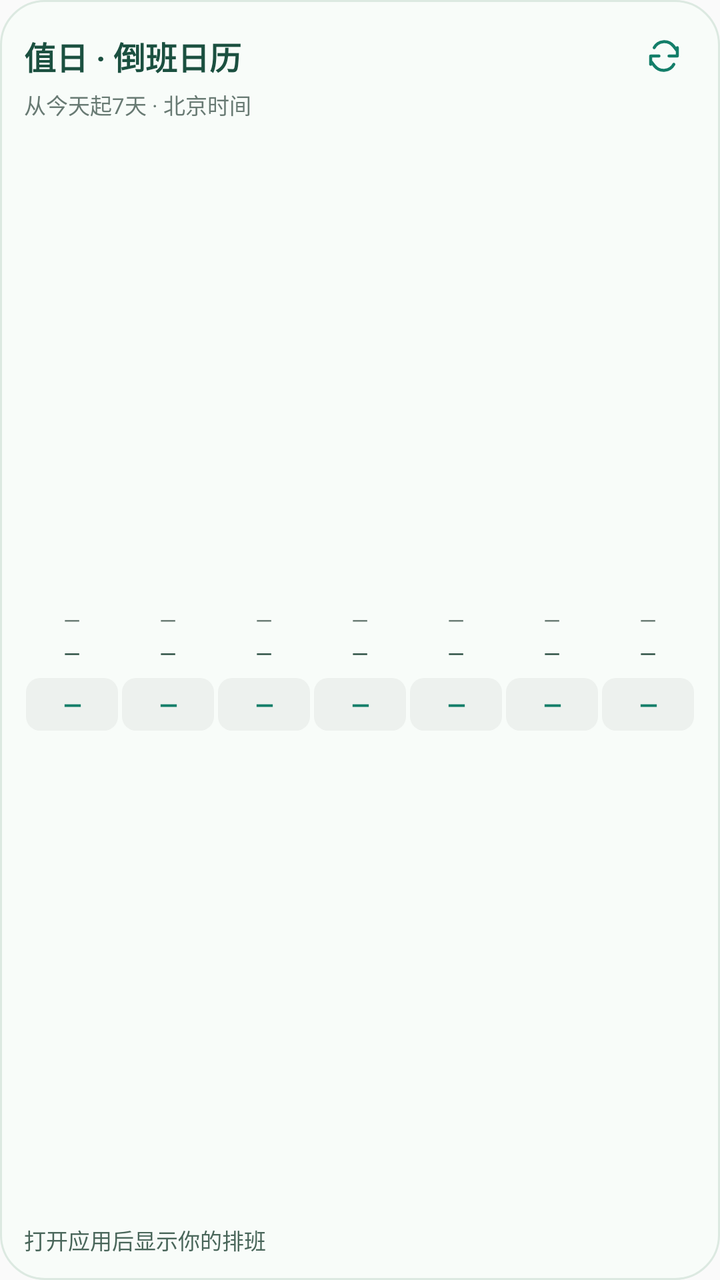
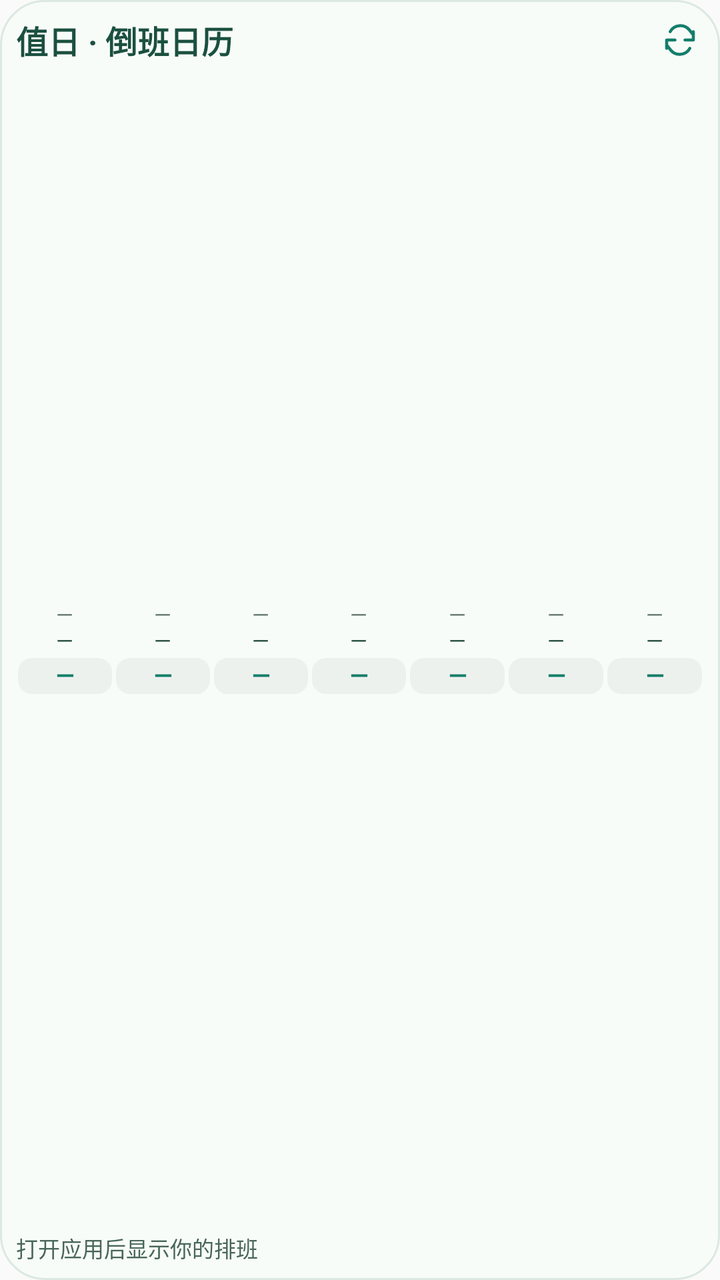

The first picture is an Android layout as it rendered before a commit; the second is the same layout after the commit. The layout source and the unified diff follow.
<!-- AndroidManifest.xml: application theme AppTheme -->
<!-- res/layout/shift_widget.xml -->
<?xml version="1.0" encoding="utf-8"?>
<LinearLayout xmlns:android="http://schemas.android.com/apk/res/android" android:id="@+id/widget_root" android:layout_width="match_parent" android:layout_height="match_parent" android:orientation="vertical" android:padding="12dp" android:background="@drawable/widget_background">
    <LinearLayout android:layout_width="match_parent" android:layout_height="32dp" android:gravity="center_vertical" android:orientation="horizontal">
        <TextView android:id="@+id/widget_title" android:layout_width="0dp" android:layout_height="wrap_content" android:layout_weight="1" android:text="@string/widget_title" android:textColor="#1B5040" android:textSize="16sp" android:textStyle="bold" android:maxLines="1" android:ellipsize="end"/>
        <ImageButton android:id="@+id/widget_refresh" android:layout_width="32dp" android:layout_height="32dp" android:padding="6dp" android:src="@drawable/widget_refresh" android:background="@android:color/transparent" android:contentDescription="@string/widget_refresh"/>
    </LinearLayout>
    <TextView android:layout_width="match_parent" android:layout_height="wrap_content" android:text="@string/widget_subtitle" android:textColor="#687A73" android:textSize="11sp" android:maxLines="1"/>
    <LinearLayout android:id="@+id/widget_days" android:layout_width="match_parent" android:layout_height="0dp" android:layout_weight="1" android:orientation="horizontal" android:gravity="center_vertical" android:baselineAligned="false">
        <LinearLayout android:layout_width="0dp" android:layout_height="wrap_content" android:layout_weight="1" android:orientation="vertical" android:gravity="center" android:layout_marginLeft="1dp" android:layout_marginRight="1dp">
            <TextView android:id="@+id/widget_week_0" android:layout_width="match_parent" android:layout_height="wrap_content" android:gravity="center" android:text="@string/widget_dash" android:textColor="#687A73" android:textSize="11sp" android:maxLines="1"/>
            <TextView android:id="@+id/widget_date_0" android:layout_width="match_parent" android:layout_height="wrap_content" android:layout_marginTop="2dp" android:gravity="center" android:text="@string/widget_dash" android:textColor="#284D40" android:textSize="11sp" android:maxLines="1"/>
            <TextView android:id="@+id/widget_shift_0" android:layout_width="match_parent" android:layout_height="wrap_content" android:layout_marginTop="5dp" android:paddingTop="5dp" android:paddingBottom="5dp" android:gravity="center" android:text="@string/widget_dash" android:textColor="#137E69" android:textStyle="bold" android:textSize="12sp" android:maxLines="1" android:background="@drawable/widget_badge_empty"/>
        </LinearLayout>
        <LinearLayout android:layout_width="0dp" android:layout_height="wrap_content" android:layout_weight="1" android:orientation="vertical" android:gravity="center" android:layout_marginLeft="1dp" android:layout_marginRight="1dp">
            <TextView android:id="@+id/widget_week_1" android:layout_width="match_parent" android:layout_height="wrap_content" android:gravity="center" android:text="@string/widget_dash" android:textColor="#687A73" android:textSize="11sp" android:maxLines="1"/>
            <TextView android:id="@+id/widget_date_1" android:layout_width="match_parent" android:layout_height="wrap_content" android:layout_marginTop="2dp" android:gravity="center" android:text="@string/widget_dash" android:textColor="#284D40" android:textSize="11sp" android:maxLines="1"/>
            <TextView android:id="@+id/widget_shift_1" android:layout_width="match_parent" android:layout_height="wrap_content" android:layout_marginTop="5dp" android:paddingTop="5dp" android:paddingBottom="5dp" android:gravity="center" android:text="@string/widget_dash" android:textColor="#137E69" android:textStyle="bold" android:textSize="12sp" android:maxLines="1" android:background="@drawable/widget_badge_empty"/>
        </LinearLayout>
        <LinearLayout android:layout_width="0dp" android:layout_height="wrap_content" android:layout_weight="1" android:orientation="vertical" android:gravity="center" android:layout_marginLeft="1dp" android:layout_marginRight="1dp">
            <TextView android:id="@+id/widget_week_2" android:layout_width="match_parent" android:layout_height="wrap_content" android:gravity="center" android:text="@string/widget_dash" android:textColor="#687A73" android:textSize="11sp" android:maxLines="1"/>
            <TextView android:id="@+id/widget_date_2" android:layout_width="match_parent" android:layout_height="wrap_content" android:layout_marginTop="2dp" android:gravity="center" android:text="@string/widget_dash" android:textColor="#284D40" android:textSize="11sp" android:maxLines="1"/>
            <TextView android:id="@+id/widget_shift_2" android:layout_width="match_parent" android:layout_height="wrap_content" android:layout_marginTop="5dp" android:paddingTop="5dp" android:paddingBottom="5dp" android:gravity="center" android:text="@string/widget_dash" android:textColor="#137E69" android:textStyle="bold" android:textSize="12sp" android:maxLines="1" android:background="@drawable/widget_badge_empty"/>
        </LinearLayout>
        <LinearLayout android:layout_width="0dp" android:layout_height="wrap_content" android:layout_weight="1" android:orientation="vertical" android:gravity="center" android:layout_marginLeft="1dp" android:layout_marginRight="1dp">
            <TextView android:id="@+id/widget_week_3" android:layout_width="match_parent" android:layout_height="wrap_content" android:gravity="center" android:text="@string/widget_dash" android:textColor="#687A73" android:textSize="11sp" android:maxLines="1"/>
            <TextView android:id="@+id/widget_date_3" android:layout_width="match_parent" android:layout_height="wrap_content" android:layout_marginTop="2dp" android:gravity="center" android:text="@string/widget_dash" android:textColor="#284D40" android:textSize="11sp" android:maxLines="1"/>
            <TextView android:id="@+id/widget_shift_3" android:layout_width="match_parent" android:layout_height="wrap_content" android:layout_marginTop="5dp" android:paddingTop="5dp" android:paddingBottom="5dp" android:gravity="center" android:text="@string/widget_dash" android:textColor="#137E69" android:textStyle="bold" android:textSize="12sp" android:maxLines="1" android:background="@drawable/widget_badge_empty"/>
        </LinearLayout>
        <LinearLayout android:layout_width="0dp" android:layout_height="wrap_content" android:layout_weight="1" android:orientation="vertical" android:gravity="center" android:layout_marginLeft="1dp" android:layout_marginRight="1dp">
            <TextView android:id="@+id/widget_week_4" android:layout_width="match_parent" android:layout_height="wrap_content" android:gravity="center" android:text="@string/widget_dash" android:textColor="#687A73" android:textSize="11sp" android:maxLines="1"/>
            <TextView android:id="@+id/widget_date_4" android:layout_width="match_parent" android:layout_height="wrap_content" android:layout_marginTop="2dp" android:gravity="center" android:text="@string/widget_dash" android:textColor="#284D40" android:textSize="11sp" android:maxLines="1"/>
            <TextView android:id="@+id/widget_shift_4" android:layout_width="match_parent" android:layout_height="wrap_content" android:layout_marginTop="5dp" android:paddingTop="5dp" android:paddingBottom="5dp" android:gravity="center" android:text="@string/widget_dash" android:textColor="#137E69" android:textStyle="bold" android:textSize="12sp" android:maxLines="1" android:background="@drawable/widget_badge_empty"/>
        </LinearLayout>
        <LinearLayout android:layout_width="0dp" android:layout_height="wrap_content" android:layout_weight="1" android:orientation="vertical" android:gravity="center" android:layout_marginLeft="1dp" android:layout_marginRight="1dp">
            <TextView android:id="@+id/widget_week_5" android:layout_width="match_parent" android:layout_height="wrap_content" android:gravity="center" android:text="@string/widget_dash" android:textColor="#687A73" android:textSize="11sp" android:maxLines="1"/>
            <TextView android:id="@+id/widget_date_5" android:layout_width="match_parent" android:layout_height="wrap_content" android:layout_marginTop="2dp" android:gravity="center" android:text="@string/widget_dash" android:textColor="#284D40" android:textSize="11sp" android:maxLines="1"/>
            <TextView android:id="@+id/widget_shift_5" android:layout_width="match_parent" android:layout_height="wrap_content" android:layout_marginTop="5dp" android:paddingTop="5dp" android:paddingBottom="5dp" android:gravity="center" android:text="@string/widget_dash" android:textColor="#137E69" android:textStyle="bold" android:textSize="12sp" android:maxLines="1" android:background="@drawable/widget_badge_empty"/>
        </LinearLayout>
        <LinearLayout android:layout_width="0dp" android:layout_height="wrap_content" android:layout_weight="1" android:orientation="vertical" android:gravity="center" android:layout_marginLeft="1dp" android:layout_marginRight="1dp">
            <TextView android:id="@+id/widget_week_6" android:layout_width="match_parent" android:layout_height="wrap_content" android:gravity="center" android:text="@string/widget_dash" android:textColor="#687A73" android:textSize="11sp" android:maxLines="1"/>
            <TextView android:id="@+id/widget_date_6" android:layout_width="match_parent" android:layout_height="wrap_content" android:layout_marginTop="2dp" android:gravity="center" android:text="@string/widget_dash" android:textColor="#284D40" android:textSize="11sp" android:maxLines="1"/>
            <TextView android:id="@+id/widget_shift_6" android:layout_width="match_parent" android:layout_height="wrap_content" android:layout_marginTop="5dp" android:paddingTop="5dp" android:paddingBottom="5dp" android:gravity="center" android:text="@string/widget_dash" android:textColor="#137E69" android:textStyle="bold" android:textSize="12sp" android:maxLines="1" android:background="@drawable/widget_badge_empty"/>
        </LinearLayout>
    </LinearLayout>
    <TextView android:id="@+id/widget_empty" android:layout_width="match_parent" android:layout_height="0dp" android:layout_weight="1" android:gravity="center" android:text="@string/widget_empty" android:textColor="#687A73" android:textSize="13sp" android:visibility="gone"/>
    <TextView android:id="@+id/widget_detail" android:layout_width="match_parent" android:layout_height="wrap_content" android:layout_marginTop="4dp" android:text="@string/widget_detail" android:textColor="#49665A" android:textSize="11sp" android:maxLines="2" android:ellipsize="end"/>
</LinearLayout>
<!-- resources referenced by this layout -->
<resources>
  <!-- drawable widget_background (drawable) -->
  <?xml version="1.0" encoding="utf-8"?>
  <shape xmlns:android="http://schemas.android.com/apk/res/android">
      <solid android:color="#F8FCF9"/>
      <corners android:radius="22dp"/>
      <stroke android:width="1dp" android:color="#DCE9E1"/>
  </shape>
  <!-- drawable widget_badge_empty (drawable) -->
  <?xml version="1.0" encoding="utf-8"?>
  <shape xmlns:android="http://schemas.android.com/apk/res/android"><solid android:color="#EDF1EE"/><corners android:radius="7dp"/></shape>
  <!-- drawable widget_refresh (drawable) -->
  <vector xmlns:android="http://schemas.android.com/apk/res/android" android:width="20dp" android:height="20dp" android:viewportWidth="24" android:viewportHeight="24">
      <path android:pathData="M20,7v5h-5M4,17v-5h5M6.1,7a7,7 0,0 1,11.55 -1L20,9M4,15l2.35,3A7,7 0,0 0,17.9 17" android:strokeColor="#137E69" android:strokeWidth="1.8" android:strokeLineCap="round" android:strokeLineJoin="round" android:fillColor="@android:color/transparent"/>
  </vector>
  <string name="widget_dash">—</string>
  <string name="widget_detail">打开应用后显示你的排班</string>
  <string name="widget_empty">还没有班组\n打开值日，同步你的倒班日历</string>
  <string name="widget_refresh">刷新桌面排班</string>
  <string name="widget_subtitle">从今天起7天 · 北京时间</string>
  <string name="widget_title">值日 · 倒班日历</string>
  <style name="AppTheme" parent="Theme.AppCompat.Light.DarkActionBar">
          
          <item name="colorPrimary">@color/colorPrimary</item>
          <item name="colorPrimaryDark">@color/colorPrimaryDark</item>
          <item name="colorAccent">@color/colorAccent</item>
      </style>
</resources>

<!-- the commit's change to res/layout/shift_widget.xml (unified diff, before → after) -->
@@ -1,47 +1,46 @@
 <?xml version="1.0" encoding="utf-8"?>
-<LinearLayout xmlns:android="http://schemas.android.com/apk/res/android" android:id="@+id/widget_root" android:layout_width="match_parent" android:layout_height="match_parent" android:orientation="vertical" android:padding="12dp" android:background="@drawable/widget_background">
-    <LinearLayout android:layout_width="match_parent" android:layout_height="32dp" android:gravity="center_vertical" android:orientation="horizontal">
-        <TextView android:id="@+id/widget_title" android:layout_width="0dp" android:layout_height="wrap_content" android:layout_weight="1" android:text="@string/widget_title" android:textColor="#1B5040" android:textSize="16sp" android:textStyle="bold" android:maxLines="1" android:ellipsize="end"/>
-        <ImageButton android:id="@+id/widget_refresh" android:layout_width="32dp" android:layout_height="32dp" android:padding="6dp" android:src="@drawable/widget_refresh" android:background="@android:color/transparent" android:contentDescription="@string/widget_refresh"/>
+<LinearLayout xmlns:android="http://schemas.android.com/apk/res/android" android:id="@+id/widget_root" android:layout_width="match_parent" android:layout_height="match_parent" android:orientation="vertical" android:padding="8dp" android:background="@drawable/widget_background">
+  <LinearLayout android:layout_width="match_parent" android:layout_height="24dp" android:gravity="center_vertical" android:orientation="horizontal">
+    <TextView android:id="@+id/widget_title" android:layout_width="0dp" android:layout_height="wrap_content" android:layout_weight="1" android:text="@string/widget_title" android:textColor="#1B5040" android:textSize="16sp" android:textStyle="bold" android:maxLines="1" android:ellipsize="end" android:includeFontPadding="false" />
+    <ImageButton android:id="@+id/widget_refresh" android:layout_width="24dp" android:layout_height="24dp" android:padding="3dp" android:src="@drawable/widget_refresh" android:background="@android:color/transparent" android:contentDescription="@string/widget_refresh" />
+  </LinearLayout>
+  <LinearLayout android:id="@+id/widget_days" android:layout_width="match_parent" android:layout_height="0dp" android:layout_weight="1" android:orientation="horizontal" android:gravity="center_vertical" android:baselineAligned="false">
+    <LinearLayout android:layout_width="0dp" android:layout_height="wrap_content" android:layout_weight="1" android:orientation="vertical" android:gravity="center" android:layout_marginLeft="1dp" android:layout_marginRight="1dp">
+      <TextView android:id="@+id/widget_week_0" android:layout_width="match_parent" android:layout_height="wrap_content" android:gravity="center" android:text="@string/widget_dash" android:textColor="#687A73" android:textSize="11sp" android:maxLines="1" android:includeFontPadding="false" />
+      <TextView android:id="@+id/widget_date_0" android:layout_width="match_parent" android:layout_height="wrap_content" android:layout_marginTop="0dp" android:gravity="center" android:text="@string/widget_dash" android:textColor="#284D40" android:textSize="11sp" android:maxLines="1" android:includeFontPadding="false" />
+      <TextView android:id="@+id/widget_shift_0" android:layout_width="match_parent" android:layout_height="wrap_content" android:layout_marginTop="2dp" android:paddingTop="2dp" android:paddingBottom="2dp" android:gravity="center" android:text="@string/widget_dash" android:textColor="#137E69" android:textStyle="bold" android:textSize="12sp" android:maxLines="1" android:background="@drawable/widget_badge_empty" android:includeFontPadding="false" />
     </LinearLayout>
-    <TextView android:layout_width="match_parent" android:layout_height="wrap_content" android:text="@string/widget_subtitle" android:textColor="#687A73" android:textSize="11sp" android:maxLines="1"/>
-    <LinearLayout android:id="@+id/widget_days" android:layout_width="match_parent" android:layout_height="0dp" android:layout_weight="1" android:orientation="horizontal" android:gravity="center_vertical" android:baselineAligned="false">
-        <LinearLayout android:layout_width="0dp" android:layout_height="wrap_content" android:layout_weight="1" android:orientation="vertical" android:gravity="center" android:layout_marginLeft="1dp" android:layout_marginRight="1dp">
-            <TextView android:id="@+id/widget_week_0" android:layout_width="match_parent" android:layout_height="wrap_content" android:gravity="center" android:text="@string/widget_dash" android:textColor="#687A73" android:textSize="11sp" android:maxLines="1"/>
-            <TextView android:id="@+id/widget_date_0" android:layout_width="match_parent" android:layout_height="wrap_content" android:layout_marginTop="2dp" android:gravity="center" android:text="@string/widget_dash" android:textColor="#284D40" android:textSize="11sp" android:maxLines="1"/>
-            <TextView android:id="@+id/widget_shift_0" android:layout_width="match_parent" android:layout_height="wrap_content" android:layout_marginTop="5dp" android:paddingTop="5dp" android:paddingBottom="5dp" android:gravity="center" android:text="@string/widget_dash" android:textColor="#137E69" android:textStyle="bold" android:textSize="12sp" android:maxLines="1" android:background="@drawable/widget_badge_empty"/>
-        </LinearLayout>
-        <LinearLayout android:layout_width="0dp" android:layout_height="wrap_content" android:layout_weight="1" android:orientation="vertical" android:gravity="center" android:layout_marginLeft="1dp" android:layout_marginRight="1dp">
-            <TextView android:id="@+id/widget_week_1" android:layout_width="match_parent" android:layout_height="wrap_content" android:gravity="center" android:text="@string/widget_dash" android:textColor="#687A73" android:textSize="11sp" android:maxLines="1"/>
-            <TextView android:id="@+id/widget_date_1" android:layout_width="match_parent" android:layout_height="wrap_content" android:layout_marginTop="2dp" android:gravity="center" android:text="@string/widget_dash" android:textColor="#284D40" android:textSize="11sp" android:maxLines="1"/>
-            <TextView android:id="@+id/widget_shift_1" android:layout_width="match_parent" android:layout_height="wrap_content" android:layout_marginTop="5dp" android:paddingTop="5dp" android:paddingBottom="5dp" android:gravity="center" android:text="@string/widget_dash" android:textColor="#137E69" android:textStyle="bold" android:textSize="12sp" android:maxLines="1" android:background="@drawable/widget_badge_empty"/>
-        </LinearLayout>
-        <LinearLayout android:layout_width="0dp" android:layout_height="wrap_content" android:layout_weight="1" android:orientation="vertical" android:gravity="center" android:layout_marginLeft="1dp" android:layout_marginRight="1dp">
-            <TextView android:id="@+id/widget_week_2" android:layout_width="match_parent" android:layout_height="wrap_content" android:gravity="center" android:text="@string/widget_dash" android:textColor="#687A73" android:textSize="11sp" android:maxLines="1"/>
-            <TextView android:id="@+id/widget_date_2" android:layout_width="match_parent" android:layout_height="wrap_content" android:layout_marginTop="2dp" android:gravity="center" android:text="@string/widget_dash" android:textColor="#284D40" android:textSize="11sp" android:maxLines="1"/>
-            <TextView android:id="@+id/widget_shift_2" android:layout_width="match_parent" android:layout_height="wrap_content" android:layout_marginTop="5dp" android:paddingTop="5dp" android:paddingBottom="5dp" android:gravity="center" android:text="@string/widget_dash" android:textColor="#137E69" android:textStyle="bold" android:textSize="12sp" android:maxLines="1" android:background="@drawable/widget_badge_empty"/>
-        </LinearLayout>
-        <LinearLayout android:layout_width="0dp" android:layout_height="wrap_content" android:layout_weight="1" android:orientation="vertical" android:gravity="center" android:layout_marginLeft="1dp" android:layout_marginRight="1dp">
-            <TextView android:id="@+id/widget_week_3" android:layout_width="match_parent" android:layout_height="wrap_content" android:gravity="center" android:text="@string/widget_dash" android:textColor="#687A73" android:textSize="11sp" android:maxLines="1"/>
-            <TextView android:id="@+id/widget_date_3" android:layout_width="match_parent" android:layout_height="wrap_content" android:layout_marginTop="2dp" android:gravity="center" android:text="@string/widget_dash" android:textColor="#284D40" android:textSize="11sp" android:maxLines="1"/>
-            <TextView android:id="@+id/widget_shift_3" android:layout_width="match_parent" android:layout_height="wrap_content" android:layout_marginTop="5dp" android:paddingTop="5dp" android:paddingBottom="5dp" android:gravity="center" android:text="@string/widget_dash" android:textColor="#137E69" android:textStyle="bold" android:textSize="12sp" android:maxLines="1" android:background="@drawable/widget_badge_empty"/>
-        </LinearLayout>
-        <LinearLayout android:layout_width="0dp" android:layout_height="wrap_content" android:layout_weight="1" android:orientation="vertical" android:gravity="center" android:layout_marginLeft="1dp" android:layout_marginRight="1dp">
-            <TextView android:id="@+id/widget_week_4" android:layout_width="match_parent" android:layout_height="wrap_content" android:gravity="center" android:text="@string/widget_dash" android:textColor="#687A73" android:textSize="11sp" android:maxLines="1"/>
-            <TextView android:id="@+id/widget_date_4" android:layout_width="match_parent" android:layout_height="wrap_content" android:layout_marginTop="2dp" android:gravity="center" android:text="@string/widget_dash" android:textColor="#284D40" android:textSize="11sp" android:maxLines="1"/>
-            <TextView android:id="@+id/widget_shift_4" android:layout_width="match_parent" android:layout_height="wrap_content" android:layout_marginTop="5dp" android:paddingTop="5dp" android:paddingBottom="5dp" android:gravity="center" android:text="@string/widget_dash" android:textColor="#137E69" android:textStyle="bold" android:textSize="12sp" android:maxLines="1" android:background="@drawable/widget_badge_empty"/>
-        </LinearLayout>
-        <LinearLayout android:layout_width="0dp" android:layout_height="wrap_content" android:layout_weight="1" android:orientation="vertical" android:gravity="center" android:layout_marginLeft="1dp" android:layout_marginRight="1dp">
-            <TextView android:id="@+id/widget_week_5" android:layout_width="match_parent" android:layout_height="wrap_content" android:gravity="center" android:text="@string/widget_dash" android:textColor="#687A73" android:textSize="11sp" android:maxLines="1"/>
-            <TextView android:id="@+id/widget_date_5" android:layout_width="match_parent" android:layout_height="wrap_content" android:layout_marginTop="2dp" android:gravity="center" android:text="@string/widget_dash" android:textColor="#284D40" android:textSize="11sp" android:maxLines="1"/>
-            <TextView android:id="@+id/widget_shift_5" android:layout_width="match_parent" android:layout_height="wrap_content" android:layout_marginTop="5dp" android:paddingTop="5dp" android:paddingBottom="5dp" android:gravity="center" android:text="@string/widget_dash" android:textColor="#137E69" android:textStyle="bold" android:textSize="12sp" android:maxLines="1" android:background="@drawable/widget_badge_empty"/>
-        </LinearLayout>
-        <LinearLayout android:layout_width="0dp" android:layout_height="wrap_content" android:layout_weight="1" android:orientation="vertical" android:gravity="center" android:layout_marginLeft="1dp" android:layout_marginRight="1dp">
-            <TextView android:id="@+id/widget_week_6" android:layout_width="match_parent" android:layout_height="wrap_content" android:gravity="center" android:text="@string/widget_dash" android:textColor="#687A73" android:textSize="11sp" android:maxLines="1"/>
-            <TextView android:id="@+id/widget_date_6" android:layout_width="match_parent" android:layout_height="wrap_content" android:layout_marginTop="2dp" android:gravity="center" android:text="@string/widget_dash" android:textColor="#284D40" android:textSize="11sp" android:maxLines="1"/>
-            <TextView android:id="@+id/widget_shift_6" android:layout_width="match_parent" android:layout_height="wrap_content" android:layout_marginTop="5dp" android:paddingTop="5dp" android:paddingBottom="5dp" android:gravity="center" android:text="@string/widget_dash" android:textColor="#137E69" android:textStyle="bold" android:textSize="12sp" android:maxLines="1" android:background="@drawable/widget_badge_empty"/>
-        </LinearLayout>
+    <LinearLayout android:layout_width="0dp" android:layout_height="wrap_content" android:layout_weight="1" android:orientation="vertical" android:gravity="center" android:layout_marginLeft="1dp" android:layout_marginRight="1dp">
+      <TextView android:id="@+id/widget_week_1" android:layout_width="match_parent" android:layout_height="wrap_content" android:gravity="center" android:text="@string/widget_dash" android:textColor="#687A73" android:textSize="11sp" android:maxLines="1" android:includeFontPadding="false" />
+      <TextView android:id="@+id/widget_date_1" android:layout_width="match_parent" android:layout_height="wrap_content" android:layout_marginTop="0dp" android:gravity="center" android:text="@string/widget_dash" android:textColor="#284D40" android:textSize="11sp" android:maxLines="1" android:includeFontPadding="false" />
+      <TextView android:id="@+id/widget_shift_1" android:layout_width="match_parent" android:layout_height="wrap_content" android:layout_marginTop="2dp" android:paddingTop="2dp" android:paddingBottom="2dp" android:gravity="center" android:text="@string/widget_dash" android:textColor="#137E69" android:textStyle="bold" android:textSize="12sp" android:maxLines="1" android:background="@drawable/widget_badge_empty" android:includeFontPadding="false" />
     </LinearLayout>
-    <TextView android:id="@+id/widget_empty" android:layout_width="match_parent" android:layout_height="0dp" android:layout_weight="1" android:gravity="center" android:text="@string/widget_empty" android:textColor="#687A73" android:textSize="13sp" android:visibility="gone"/>
-    <TextView android:id="@+id/widget_detail" android:layout_width="match_parent" android:layout_height="wrap_content" android:layout_marginTop="4dp" android:text="@string/widget_detail" android:textColor="#49665A" android:textSize="11sp" android:maxLines="2" android:ellipsize="end"/>
+    <LinearLayout android:layout_width="0dp" android:layout_height="wrap_content" android:layout_weight="1" android:orientation="vertical" android:gravity="center" android:layout_marginLeft="1dp" android:layout_marginRight="1dp">
+      <TextView android:id="@+id/widget_week_2" android:layout_width="match_parent" android:layout_height="wrap_content" android:gravity="center" android:text="@string/widget_dash" android:textColor="#687A73" android:textSize="11sp" android:maxLines="1" android:includeFontPadding="false" />
+      <TextView android:id="@+id/widget_date_2" android:layout_width="match_parent" android:layout_height="wrap_content" android:layout_marginTop="0dp" android:gravity="center" android:text="@string/widget_dash" android:textColor="#284D40" android:textSize="11sp" android:maxLines="1" android:includeFontPadding="false" />
+      <TextView android:id="@+id/widget_shift_2" android:layout_width="match_parent" android:layout_height="wrap_content" android:layout_marginTop="2dp" android:paddingTop="2dp" android:paddingBottom="2dp" android:gravity="center" android:text="@string/widget_dash" android:textColor="#137E69" android:textStyle="bold" android:textSize="12sp" android:maxLines="1" android:background="@drawable/widget_badge_empty" android:includeFontPadding="false" />
+    </LinearLayout>
+    <LinearLayout android:layout_width="0dp" android:layout_height="wrap_content" android:layout_weight="1" android:orientation="vertical" android:gravity="center" android:layout_marginLeft="1dp" android:layout_marginRight="1dp">
+      <TextView android:id="@+id/widget_week_3" android:layout_width="match_parent" android:layout_height="wrap_content" android:gravity="center" android:text="@string/widget_dash" android:textColor="#687A73" android:textSize="11sp" android:maxLines="1" android:includeFontPadding="false" />
+      <TextView android:id="@+id/widget_date_3" android:layout_width="match_parent" android:layout_height="wrap_content" android:layout_marginTop="0dp" android:gravity="center" android:text="@string/widget_dash" android:textColor="#284D40" android:textSize="11sp" android:maxLines="1" android:includeFontPadding="false" />
+      <TextView android:id="@+id/widget_shift_3" android:layout_width="match_parent" android:layout_height="wrap_content" android:layout_marginTop="2dp" android:paddingTop="2dp" android:paddingBottom="2dp" android:gravity="center" android:text="@string/widget_dash" android:textColor="#137E69" android:textStyle="bold" android:textSize="12sp" android:maxLines="1" android:background="@drawable/widget_badge_empty" android:includeFontPadding="false" />
+    </LinearLayout>
+    <LinearLayout android:layout_width="0dp" android:layout_height="wrap_content" android:layout_weight="1" android:orientation="vertical" android:gravity="center" android:layout_marginLeft="1dp" android:layout_marginRight="1dp">
+      <TextView android:id="@+id/widget_week_4" android:layout_width="match_parent" android:layout_height="wrap_content" android:gravity="center" android:text="@string/widget_dash" android:textColor="#687A73" android:textSize="11sp" android:maxLines="1" android:includeFontPadding="false" />
+      <TextView android:id="@+id/widget_date_4" android:layout_width="match_parent" android:layout_height="wrap_content" android:layout_marginTop="0dp" android:gravity="center" android:text="@string/widget_dash" android:textColor="#284D40" android:textSize="11sp" android:maxLines="1" android:includeFontPadding="false" />
+      <TextView android:id="@+id/widget_shift_4" android:layout_width="match_parent" android:layout_height="wrap_content" android:layout_marginTop="2dp" android:paddingTop="2dp" android:paddingBottom="2dp" android:gravity="center" android:text="@string/widget_dash" android:textColor="#137E69" android:textStyle="bold" android:textSize="12sp" android:maxLines="1" android:background="@drawable/widget_badge_empty" android:includeFontPadding="false" />
+    </LinearLayout>
+    <LinearLayout android:layout_width="0dp" android:layout_height="wrap_content" android:layout_weight="1" android:orientation="vertical" android:gravity="center" android:layout_marginLeft="1dp" android:layout_marginRight="1dp">
+      <TextView android:id="@+id/widget_week_5" android:layout_width="match_parent" android:layout_height="wrap_content" android:gravity="center" android:text="@string/widget_dash" android:textColor="#687A73" android:textSize="11sp" android:maxLines="1" android:includeFontPadding="false" />
+      <TextView android:id="@+id/widget_date_5" android:layout_width="match_parent" android:layout_height="wrap_content" android:layout_marginTop="0dp" android:gravity="center" android:text="@string/widget_dash" android:textColor="#284D40" android:textSize="11sp" android:maxLines="1" android:includeFontPadding="false" />
+      <TextView android:id="@+id/widget_shift_5" android:layout_width="match_parent" android:layout_height="wrap_content" android:layout_marginTop="2dp" android:paddingTop="2dp" android:paddingBottom="2dp" android:gravity="center" android:text="@string/widget_dash" android:textColor="#137E69" android:textStyle="bold" android:textSize="12sp" android:maxLines="1" android:background="@drawable/widget_badge_empty" android:includeFontPadding="false" />
+    </LinearLayout>
+    <LinearLayout android:layout_width="0dp" android:layout_height="wrap_content" android:layout_weight="1" android:orientation="vertical" android:gravity="center" android:layout_marginLeft="1dp" android:layout_marginRight="1dp">
+      <TextView android:id="@+id/widget_week_6" android:layout_width="match_parent" android:layout_height="wrap_content" android:gravity="center" android:text="@string/widget_dash" android:textColor="#687A73" android:textSize="11sp" android:maxLines="1" android:includeFontPadding="false" />
+      <TextView android:id="@+id/widget_date_6" android:layout_width="match_parent" android:layout_height="wrap_content" android:layout_marginTop="0dp" android:gravity="center" android:text="@string/widget_dash" android:textColor="#284D40" android:textSize="11sp" android:maxLines="1" android:includeFontPadding="false" />
+      <TextView android:id="@+id/widget_shift_6" android:layout_width="match_parent" android:layout_height="wrap_content" android:layout_marginTop="2dp" android:paddingTop="2dp" android:paddingBottom="2dp" android:gravity="center" android:text="@string/widget_dash" android:textColor="#137E69" android:textStyle="bold" android:textSize="12sp" android:maxLines="1" android:background="@drawable/widget_badge_empty" android:includeFontPadding="false" />
+    </LinearLayout>
+  </LinearLayout>
+  <TextView android:id="@+id/widget_empty" android:layout_width="match_parent" android:layout_height="0dp" android:layout_weight="1" android:gravity="center" android:text="@string/widget_empty" android:textColor="#687A73" android:textSize="11sp" android:visibility="gone" android:includeFontPadding="false" android:maxLines="2" />
+  <TextView android:id="@+id/widget_detail" android:layout_width="match_parent" android:layout_height="wrap_content" android:layout_marginTop="0dp" android:text="@string/widget_detail" android:textColor="#49665A" android:textSize="11sp" android:maxLines="1" android:ellipsize="end" android:includeFontPadding="false" />
 </LinearLayout>
<!-- resource entries referenced after the edit -->
@@ -18,7 +18,6 @@
   <string name="widget_detail">打开应用后显示你的排班</string>
   <string name="widget_empty">还没有班组\n打开值日，同步你的倒班日历</string>
   <string name="widget_refresh">刷新桌面排班</string>
-  <string name="widget_subtitle">从今天起7天 · 北京时间</string>
   <string name="widget_title">值日 · 倒班日历</string>
   <style name="AppTheme" parent="Theme.AppCompat.Light.DarkActionBar">
           
